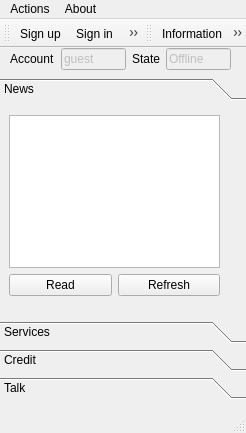
Above: client/Client.ui from canercandan/qlik before the change. Below: the same form after it.
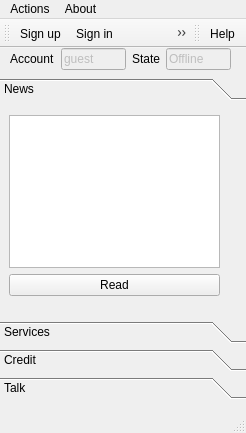
That is the form after the change. Icons and pictures are not drawn.

What changed in the file:
```diff
--- a/client/Client.ui
+++ b/client/Client.ui
@@ -65,16 +65,6 @@
            </property>
           </widget>
          </item>
-         <item>
-          <widget class="QPushButton" name="refreshNews" >
-           <property name="text" >
-            <string>Refresh</string>
-           </property>
-           <property name="icon" >
-            <iconset>images/database_refresh.png</iconset>
-           </property>
-          </widget>
-         </item>
         </layout>
        </item>
       </layout>
@@ -331,6 +321,7 @@
    <addaction name="actionSignUp" />
    <addaction name="actionSignIn" />
    <addaction name="actionSignOut" />
+   <addaction name="actionRefresh" />
    <addaction name="separator" />
    <addaction name="actionQuit" />
   </widget>
@@ -344,7 +335,6 @@
    <attribute name="toolBarBreak" >
     <bool>false</bool>
    </attribute>
-   <addaction name="actionInformation" />
    <addaction name="actionHelp" />
   </widget>
   <action name="actionSignIn" >
@@ -395,6 +385,14 @@
     <string>Help</string>
    </property>
   </action>
+  <action name="actionRefresh" >
+   <property name="icon" >
+    <iconset>images/database_refresh.png</iconset>
+   </property>
+   <property name="text" >
+    <string>Refresh</string>
+   </property>
+  </action>
  </widget>
  <resources/>
  <connections>
```
Left out of the diff: 27 changed lines with no effect on the pictures.
